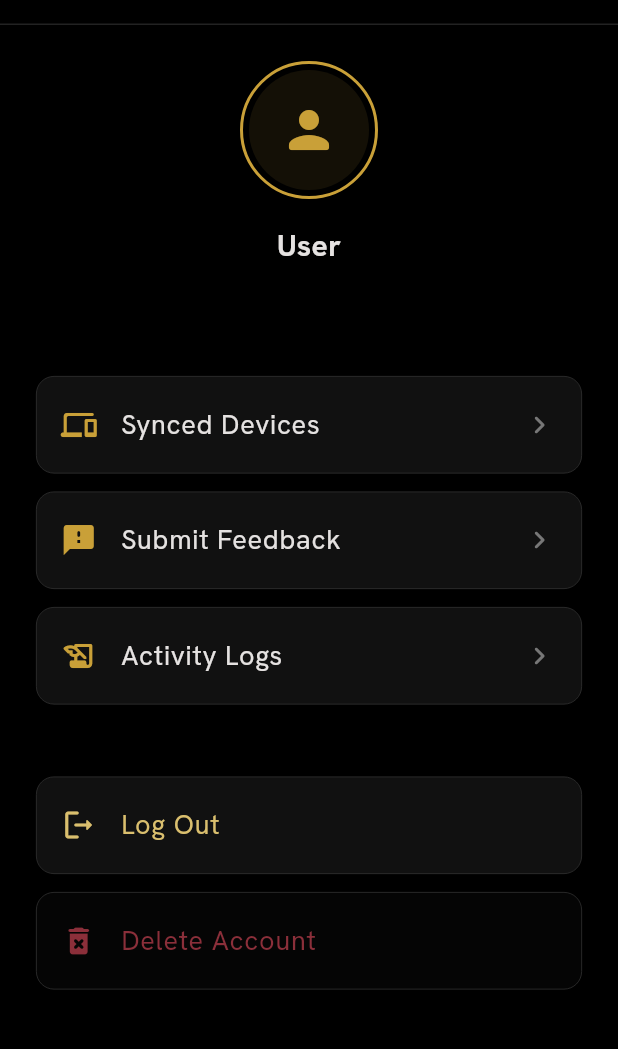
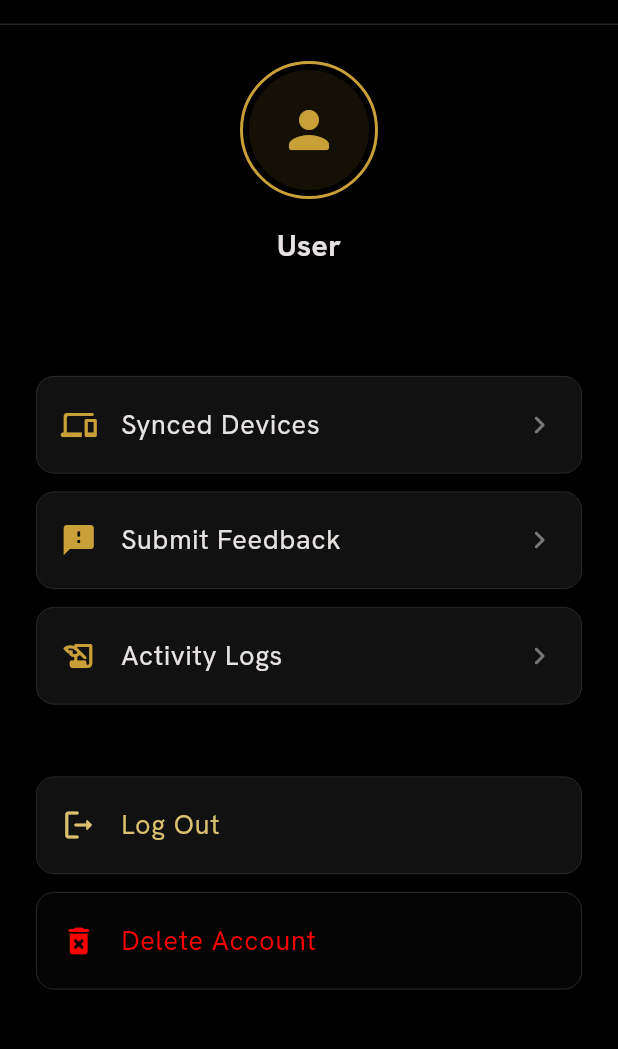
Before and after one commit to jadaunaryansingh/Krugerx, a Flutter app: the ProfileScreen screen opened directly, on a phone screen of 412 x 824 dp, the part 59-1108 px from its top. Run offline on Flutter 3.47's test engine with Material 3 defaults, Android fonts, the phone set to English and light mode, and no system bars; our stand-ins replace dio, flutter_animate, flutter_dotenv, flutter_riverpod, go_router, google_fonts and 4 more; missing offline and left inert: flutter_inappwebview, mobile_scanner; accounts and stored records are empty; generated files the repository leaves out were written again; network calls fail; Roboto replaces fonts that are missing (Archivo Narrow).

```diff
--- a/frontend/lib/core/theme/design_system.dart
+++ b/frontend/lib/core/theme/design_system.dart
@@ -133,4 +133,26 @@ class DesignSystem {
     letterSpacing: 0.1 * 12,
     fontWeight: FontWeight.w700,
   );
+
+  // --- Brand & Status Colors (from Legacy KrugerXTheme) ---
+  static const Color brandGold = Color(0xFFC9A038);
+  static const Color brandGoldGlow = Color(0x26C9A038);
+  static const Color electricLight = Color(0xFFDABF6E);
+  static const Color incognitoColor = Color(0xFF3D7A52);
+
+  static const Color statusSafe = Color(0xFF4CAF6E);
+  static const Color statusWarning = Color(0xFFD4A017);
+  static const Color statusDanger = Color(0xFFE05252);
+
+  static const LinearGradient brandBrassGradient = LinearGradient(
+    colors: [brandGold, electricLight],
+    begin: Alignment.topLeft,
+    end: Alignment.bottomRight,
+  );
+
+  // --- Motion ---
+  static const Duration motionFast = Duration(milliseconds: 80);
+  static const Duration motionBase = Duration(milliseconds: 120);
+  static const Duration motionSlow = Duration(milliseconds: 200);
+  static const Curve motionCurve = Curves.easeOutCubic;
 }
--- a/frontend/lib/features/ai/screens/ai_chat_screen.dart
+++ b/frontend/lib/features/ai/screens/ai_chat_screen.dart
@@ -1,7 +1,7 @@
 import 'package:flutter/material.dart';
 import 'package:flutter_riverpod/flutter_riverpod.dart';
 import '../providers/ai_provider.dart';
-import '../../../theme.dart';
+import '../../../core/theme/design_system.dart';
 
 class AiChatPanel extends ConsumerStatefulWidget {
   final VoidCallback onClose;
@@ -64,7 +64,7 @@ class _AiChatPanelState extends ConsumerState<AiChatPanel> {
                 Expanded(
                   child: Text(
                     aiState.activeSession?.title ?? 'AI Assistant',
-                    style: const TextStyle(fontWeight: FontWeight.bold, color: KrugerXTheme.primary),
+                    style: const TextStyle(fontWeight: FontWeight.bold, color: DesignSystem.brandGold),
                     maxLines: 1, overflow: TextOverflow.ellipsis,
                   ),
                 ),
--- a/frontend/lib/features/auth/screens/profile_screen.dart
+++ b/frontend/lib/features/auth/screens/profile_screen.dart
@@ -2,7 +2,7 @@ import 'package:flutter/material.dart';
 import 'package:flutter_riverpod/flutter_riverpod.dart';
 import 'package:go_router/go_router.dart';
 import '../providers/auth_provider.dart';
-import '../../../theme.dart';
+import '../../../core/theme/design_system.dart';
 
 class ProfileScreen extends ConsumerWidget {
   const ProfileScreen({super.key});
@@ -33,14 +33,14 @@ class ProfileScreen extends ConsumerWidget {
               padding: const EdgeInsets.all(4),
               decoration: BoxDecoration(
                 shape: BoxShape.circle,
-                border: Border.all(color: KrugerXTheme.primary, width: 2),
+                border: Border.all(color: DesignSystem.brandGold, width: 2),
               ),
               child: CircleAvatar(
                 radius: 40,
-                backgroundColor: KrugerXTheme.primary.withValues(alpha: 0.1),
+                backgroundColor: DesignSystem.brandGold.withValues(alpha: 0.1),
                 backgroundImage: authState.avatarUrl != null ? NetworkImage(authState.avatarUrl!) : null,
                 child: authState.avatarUrl == null
-                    ? const Icon(Icons.person_rounded, size: 40, color: KrugerXTheme.primary)
+                    ? const Icon(Icons.person_rounded, size: 40, color: DesignSystem.brandGold)
                     : null,
               ),
             ),
@@ -62,7 +62,7 @@ class ProfileScreen extends ConsumerWidget {
 
           // Actions
           ListTile(
-            leading: const Icon(Icons.devices_rounded, color: KrugerXTheme.primary),
+            leading: const Icon(Icons.devices_rounded, color: DesignSystem.brandGold),
             title: const Text('Synced Devices'),
             trailing: const Icon(Icons.chevron_right_rounded),
             shape: RoundedRectangleBorder(
@@ -80,7 +80,7 @@ class ProfileScreen extends ConsumerWidget {
           ),
           const SizedBox(height: 12),
           ListTile(
-            leading: const Icon(Icons.feedback_rounded, color: KrugerXTheme.primary),
+            leading: const Icon(Icons.feedback_rounded, color: DesignSystem.brandGold),
             title: const Text('Submit Feedback'),
             trailing: const Icon(Icons.chevron_right_rounded),
             shape: RoundedRectangleBorder(
@@ -94,7 +94,7 @@ class ProfileScreen extends ConsumerWidget {
           ),
           const SizedBox(height: 12),
           ListTile(
-            leading: const Icon(Icons.history_edu_rounded, color: KrugerXTheme.primary),
+            leading: const Icon(Icons.history_edu_rounded, color: DesignSystem.brandGold),
             title: const Text('Activity Logs'),
             trailing: const Icon(Icons.chevron_right_rounded),
             shape: RoundedRectangleBorder(
@@ -109,8 +109,8 @@ class ProfileScreen extends ConsumerWidget {
           const SizedBox(height: 48),
 
           ListTile(
-            leading: const Icon(Icons.logout_rounded, color: KrugerXTheme.electricLight),
-            title: const Text('Log Out', style: TextStyle(color: KrugerXTheme.electricLight)),
+            leading: const Icon(Icons.logout_rounded, color: DesignSystem.electricLight),
+            title: const Text('Log Out', style: TextStyle(color: DesignSystem.electricLight)),
             shape: RoundedRectangleBorder(
               borderRadius: BorderRadius.circular(12),
               side: BorderSide(color: colors.outline, width: 0.5),
@@ -123,8 +123,8 @@ class ProfileScreen extends ConsumerWidget {
           ),
           const SizedBox(height: 12),
           ListTile(
-            leading: const Icon(Icons.delete_forever_rounded, color: KrugerXTheme.secondary),
-            title: const Text('Delete Account', style: TextStyle(color: KrugerXTheme.secondary)),
+            leading: const Icon(Icons.delete_forever_rounded, color: DesignSystem.error),
+            title: const Text('Delete Account', style: TextStyle(color: DesignSystem.error)),
             shape: RoundedRectangleBorder(
               borderRadius: BorderRadius.circular(12),
               side: BorderSide(color: colors.outline, width: 0.5),
@@ -140,7 +140,7 @@ class ProfileScreen extends ConsumerWidget {
                     TextButton(onPressed: () => Navigator.pop(ctx, false), child: const Text('Cancel')),
                     TextButton(
                       onPressed: () => Navigator.pop(ctx, true),
-                      child: const Text('Delete', style: TextStyle(color: KrugerXTheme.secondary)),
+                      child: const Text('Delete', style: TextStyle(color: DesignSystem.error)),
                     ),
                   ],
                 ),
@@ -193,11 +193,11 @@ class _SyncedDevicesSheet extends ConsumerWidget {
                   itemBuilder: (ctx, index) {
                     final d = devices[index];
                     return ListTile(
-                      leading: Icon(d['device_type'] == 'mobile' ? Icons.phone_android : Icons.computer, color: KrugerXTheme.primary),
+                      leading: Icon(d['device_type'] == 'mobile' ? Icons.phone_android : Icons.computer, color: DesignSystem.brandGold),
                       title: Text(d['device_name'] ?? 'Unknown Device'),
                       subtitle: Text('OS: ${d['os'] ?? 'Unknown'}'),
                       trailing: IconButton(
-                        icon: const Icon(Icons.link_off_rounded, color: KrugerXTheme.secondary),
+                        icon: const Icon(Icons.link_off_rounded, color: DesignSystem.error),
                         onPressed: () async {
                           final success = await ref.read(authProvider.notifier).removeDevice(d['id']);
                           if (success && ctx.mounted) {
--- a/frontend/lib/features/browser/widgets/qr_scanner_sheet.dart
+++ b/frontend/lib/features/browser/widgets/qr_scanner_sheet.dart
@@ -1,6 +1,6 @@
 import 'package:flutter/material.dart';
 import 'package:mobile_scanner/mobile_scanner.dart';
-import '../../../theme.dart';
+import '../../../core/theme/design_system.dart';
 
 /// Bottom sheet with QR code scanner. Navigates to scanned URL.
 class QrScannerSheet extends StatefulWidget {
@@ -71,7 +71,7 @@ class _QrScannerSheetState extends State<QrScannerSheet> {
           Row(
             mainAxisAlignment: MainAxisAlignment.center,
             children: [
-              Icon(Icons.qr_code_scanner_rounded, size: 20, color: KrugerXTheme.primary),
+              Icon(Icons.qr_code_scanner_rounded, size: 20, color: DesignSystem.brandGold),
               const SizedBox(width: 8),
               Text(
                 'Scan QR Code',
@@ -91,7 +91,7 @@ class _QrScannerSheetState extends State<QrScannerSheet> {
               clipBehavior: Clip.antiAlias,
               decoration: BoxDecoration(
                 borderRadius: BorderRadius.circular(16),
-                border: Border.all(color: KrugerXTheme.primary.withValues(alpha: 0.3), width: 1),
+                border: Border.all(color: DesignSystem.brandGold.withValues(alpha: 0.3), width: 1),
               ),
               child: MobileScanner(
                 controller: _controller,
```
Also changed, not shown: frontend/lib/features/browser/widgets/bottom_stat_panel.dart (+4 -4 lines), frontend/lib/features/browser/widgets/browser_bottom_bar.dart (+12 -16 lines), frontend/lib/features/browser/widgets/home_page.dart (+12 -12 lines), frontend/lib/features/browser/widgets/reader_mode_view.dart (+5 -5 lines), frontend/lib/features/browser/widgets/sidebar.dart (+9 -10 lines), frontend/lib/features/browser/widgets/stats_card.dart (+5 -5 lines), frontend/lib/features/browser/widgets/tab_grid_view.dart (+8 -8 lines), frontend/lib/features/browser/widgets/tab_strip.dart (+13 -13 lines).
